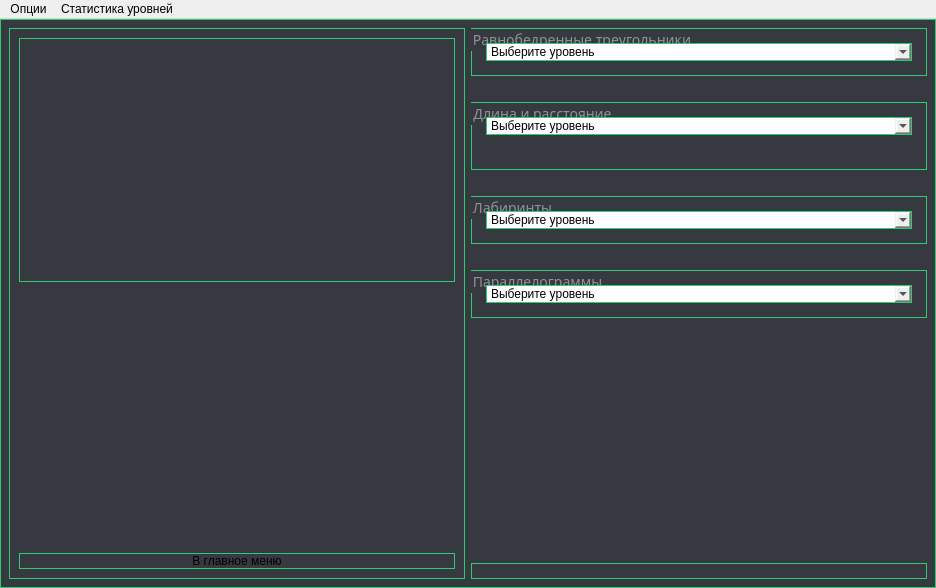
First picture: the form in ui/Matrix.ui, repository unitedtimur/unigame, before the edit.
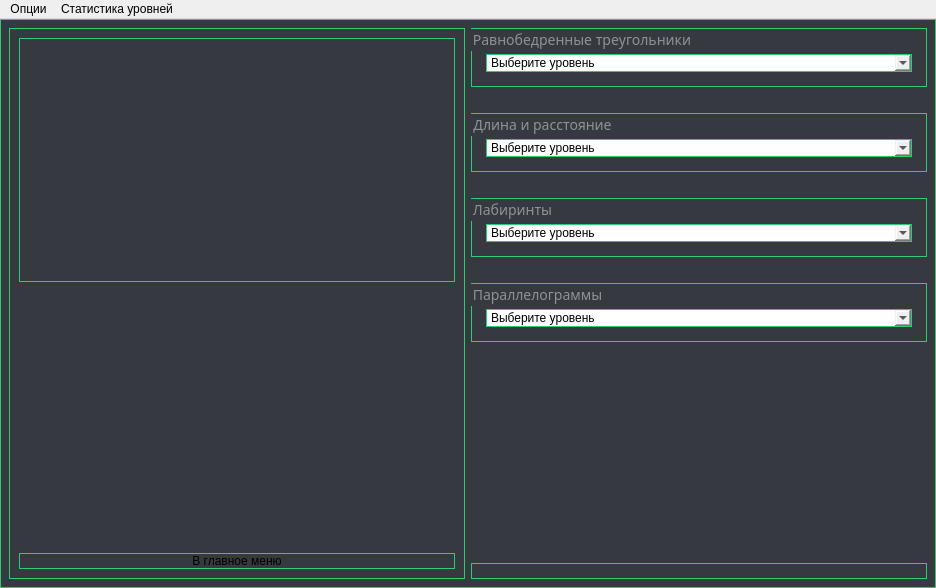
Second picture: the form after the edit.

Patch:
```diff
--- a/ui/Matrix.ui
+++ b/ui/Matrix.ui
@@ -155,6 +155,9 @@
          <string>Равнобедренные треугольники</string>
         </property>
         <layout class="QVBoxLayout" name="verticalLayout_7">
+         <property name="topMargin">
+          <number>20</number>
+         </property>
          <item>
           <widget class="QComboBox" name="levelTianglesComboBox">
            <property name="currentText">
@@ -215,6 +218,9 @@
          <string>Длина и расстояние</string>
         </property>
         <layout class="QVBoxLayout" name="levelPrymaeLayout">
+         <property name="topMargin">
+          <number>20</number>
+         </property>
          <item>
           <widget class="QComboBox" name="levelLengthAndDistanceComboBox">
            <item>
@@ -239,22 +245,6 @@
            </item>
           </widget>
          </item>
-         <item>
-          <spacer name="verticalSpacer_6">
-           <property name="orientation">
-            <enum>Qt::Vertical</enum>
-           </property>
-           <property name="sizeType">
-            <enum>QSizePolicy::Fixed</enum>
-           </property>
-           <property name="sizeHint" stdset="0">
-            <size>
-             <width>20</width>
-             <height>20</height>
-            </size>
-           </property>
-          </spacer>
-         </item>
         </layout>
        </widget>
       </item>
@@ -288,6 +278,9 @@
          <string>Лабиринты</string>
         </property>
         <layout class="QVBoxLayout" name="labirintsGroupBox">
+         <property name="topMargin">
+          <number>20</number>
+         </property>
          <item>
           <widget class="QComboBox" name="levelLabirintsComboBox">
            <item>
@@ -345,6 +338,9 @@
          <string>Параллелограммы</string>
         </property>
         <layout class="QVBoxLayout" name="labirintsGroupBox_2">
+         <property name="topMargin">
+          <number>20</number>
+         </property>
          <item>
           <widget class="QComboBox" name="levelParallelogramComboBox">
            <item>
```
